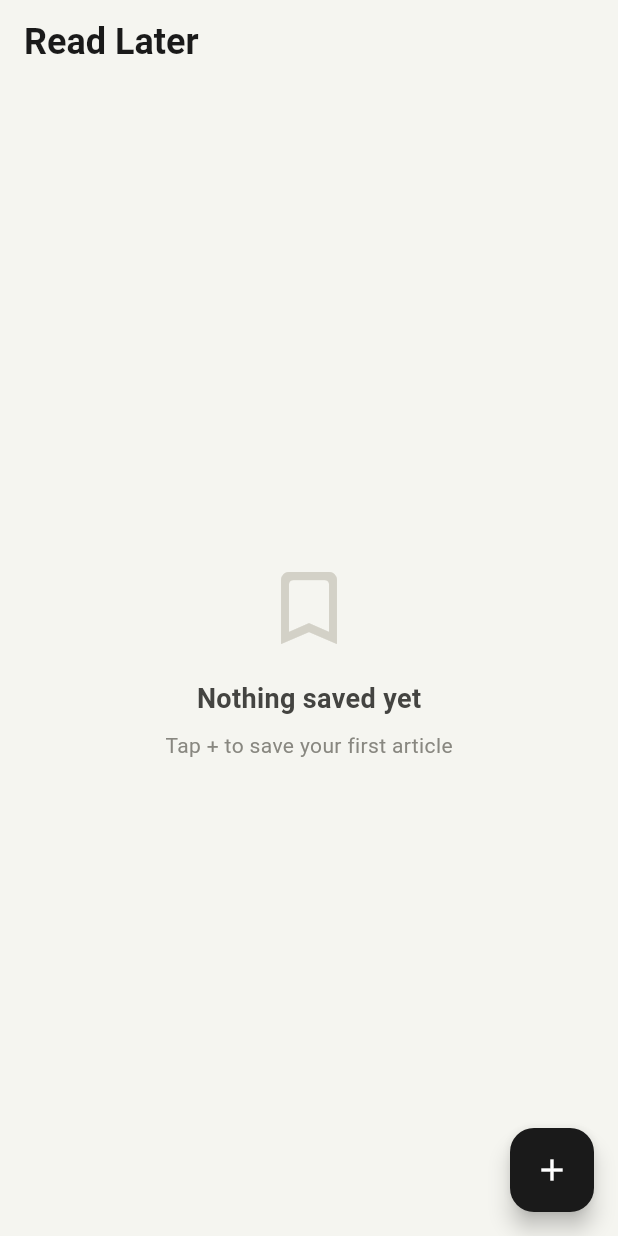
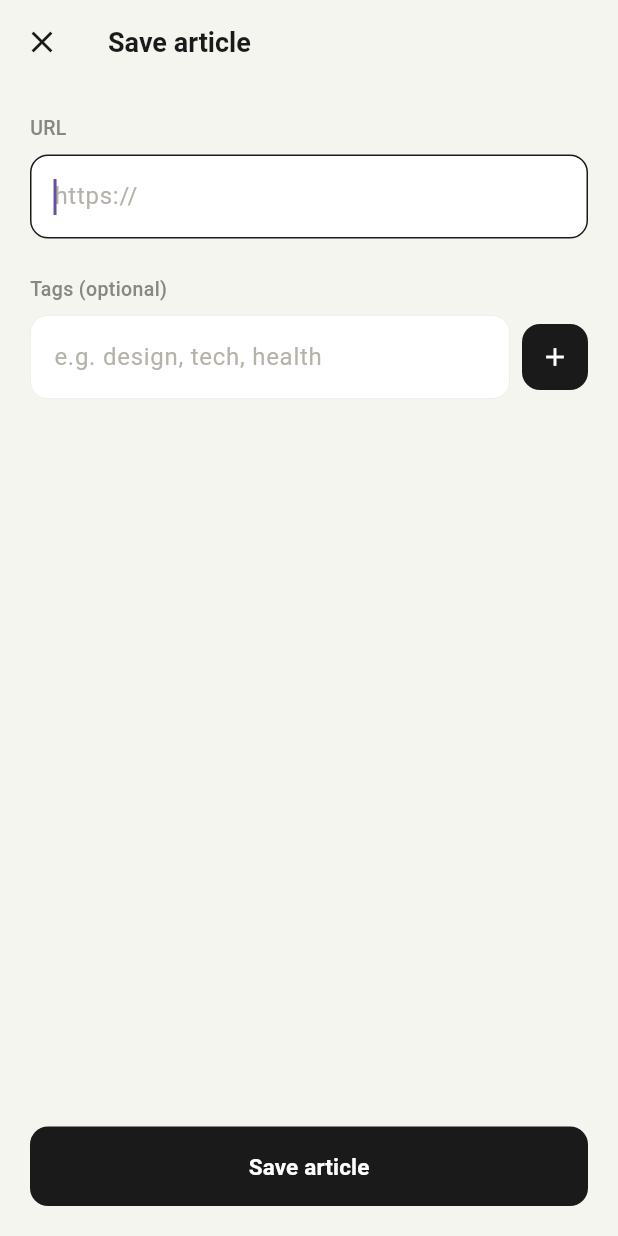
Before and after one commit to alvinle2901/articly, a Flutter app: the screen it shows after launch, after a tap on the "add" icon, on a phone screen of 412 x 824 dp. Run offline on Flutter 3.47's test engine with Material 3 defaults, Android fonts, the phone set to English and light mode, and no system bars; our stand-ins replace flutter_riverpod, hive, hive_flutter; missing offline and left inert: any_link_preview; accounts and stored records are empty.

Commit message:
Implemented add_article_screen ui

```diff
--- /dev/null
+++ b/lib/features/add_article/providers/add_article_provider.dart
@@ -0,0 +1,59 @@
+import 'package:any_link_preview/any_link_preview.dart';
+import 'package:flutter_riverpod/flutter_riverpod.dart';
+import 'package:uuid/uuid.dart';
+import '../../../data/models/article.dart';
+import '../../../data/repositories/article_repository_provider.dart';
+import '../../home/providers/articles_provider.dart';
+
+final addArticleProvider =
+    AsyncNotifierProvider<AddArticleNotifier, Article?>(
+  AddArticleNotifier.new,
+);
+
+class AddArticleNotifier extends AsyncNotifier<Article?> {
+  @override
+  Article? build() => null;
+
+  Future<void> saveFromUrl(String rawUrl, {List<String> tags = const []}) async {
+    state = const AsyncLoading();
+
+    // 1. Validate
+    final uri = Uri.tryParse(rawUrl);
+    if (uri == null || !uri.hasScheme || !uri.hasAuthority) {
+      state = AsyncError('Please enter a valid URL', StackTrace.current);
+      return;
+    }
+
+    // 2. Fetch metadata — graceful fallback
+    String title = rawUrl;
+    String? thumbnail, author, description;
+    try {
+      final meta = await AnyLinkPreview.getMetadata(link: rawUrl);
+      title       = meta?.title ?? rawUrl;
+      thumbnail   = meta?.image;
+      // author      = meta?.author;
+      description = meta?.desc;
+    } catch (_) {
+      // no metadata available — save with URL as title
+    }
+
+    // 3. Build and save article
+    final article = Article(
+      id: const Uuid().v4(),
+      url: rawUrl,
+      title: title,
+      thumbnailUrl: thumbnail,
+      author: author,
+      description: description,
+      savedAt: DateTime.now(),
+      tags: tags,
+    );
+
+    await ref.read(articleRepositoryProvider).save(article);
+
+    // 4. Refresh home list
+    ref.invalidate(articlesProvider);
+
+    state = AsyncData(article);
+  }
+}
--- /dev/null
+++ b/lib/features/add_article/screens/add_article_screen.dart
@@ -0,0 +1,265 @@
+import 'package:flutter/material.dart';
+import 'package:flutter_riverpod/flutter_riverpod.dart';
+import '../providers/add_article_provider.dart';
+
+class AddArticleScreen extends ConsumerStatefulWidget {
+  const AddArticleScreen({super.key});
+
+  @override
+  ConsumerState<AddArticleScreen> createState() => _AddArticleScreenState();
+}
+
+class _AddArticleScreenState extends ConsumerState<AddArticleScreen> {
+  final _urlController = TextEditingController();
+  final _tagController = TextEditingController();
+  final List<String> _tags = [];
+
+  @override
+  void dispose() {
+    _urlController.dispose();
+    _tagController.dispose();
+    super.dispose();
+  }
+
+  @override
+  Widget build(BuildContext context) {
+    final state = ref.watch(addArticleProvider);
+
+    // Pop back to home when save succeeds
+    ref.listen(addArticleProvider, (_, next) {
+      if (next is AsyncData && next.value != null) {
+        Navigator.pop(context);
+      }
+    });
+
+    return Scaffold(
+      backgroundColor: const Color(0xFFF5F5F0),
+      appBar: AppBar(
+        backgroundColor: const Color(0xFFF5F5F0),
+        elevation: 0,
+        title: const Text(
+          'Save article',
+          style: TextStyle(
+            fontSize: 18,
+            fontWeight: FontWeight.w600,
+            color: Color(0xFF1A1A1A),
+          ),
+        ),
+        leading: IconButton(
+          icon: const Icon(Icons.close, color: Color(0xFF1A1A1A)),
+          onPressed: () => Navigator.pop(context),
+        ),
+      ),
+      body: Padding(
+        padding: const EdgeInsets.all(20),
+        child: Column(
+          crossAxisAlignment: CrossAxisAlignment.start,
+          children: [
+            // URL field
+            const Text(
+              'URL',
+              style: TextStyle(
+                fontSize: 13,
+                fontWeight: FontWeight.w500,
+                color: Color(0xFF888780),
+              ),
+            ),
+            const SizedBox(height: 8),
+            TextField(
+              controller: _urlController,
+              autofocus: true,
+              keyboardType: TextInputType.url,
+              decoration: InputDecoration(
+                hintText: 'https://',
+                hintStyle: const TextStyle(color: Color(0xFFB4B2A9)),
+                filled: true,
+                fillColor: Colors.white,
+                border: OutlineInputBorder(
+                  borderRadius: BorderRadius.circular(12),
+                  borderSide: const BorderSide(
+                    color: Color(0xFFE8E6E0),
+                    width: 0.5,
+                  ),
+                ),
+                enabledBorder: OutlineInputBorder(
+                  borderRadius: BorderRadius.circular(12),
+                  borderSide: const BorderSide(
+                    color: Color(0xFFE8E6E0),
+                    width: 0.5,
+                  ),
+                ),
+                focusedBorder: OutlineInputBorder(
+                  borderRadius: BorderRadius.circular(12),
+                  borderSide: const BorderSide(
+                    color: Color(0xFF1A1A1A),
+                    width: 1,
+                  ),
+                ),
+                suffixIcon: state is AsyncLoading
+                    ? const Padding(
+                        padding: EdgeInsets.all(12),
+                        child: SizedBox(
+                          width: 16,
+                          height: 16,
+                          child: CircularProgressIndicator(strokeWidth: 2),
+                        ),
+                      )
+                    : null,
+              ),
+            ),
+
+            // Error message
+            if (state is AsyncError)
+              Padding(
+                padding: const EdgeInsets.only(top: 8),
+                child: Text(
+                  state.error.toString(),
+                  style: const TextStyle(
+                    fontSize: 12,
+                    color: Color(0xFFE24B4A),
+                  ),
+                ),
+              ),
+
+            const SizedBox(height: 24),
+
+            // Tags field
+            const Text(
+              'Tags (optional)',
+              style: TextStyle(
+                fontSize: 13,
+                fontWeight: FontWeight.w500,
+                color: Color(0xFF888780),
+              ),
+            ),
+            const SizedBox(height: 8),
+            Row(
+              children: [
+                Expanded(
+                  child: TextField(
+                    controller: _tagController,
+                    decoration: InputDecoration(
+                      hintText: 'e.g. design, tech, health',
+                      hintStyle: const TextStyle(color: Color(0xFFB4B2A9)),
+                      filled: true,
+                      fillColor: Colors.white,
+                      border: OutlineInputBorder(
+                        borderRadius: BorderRadius.circular(12),
+                        borderSide: const BorderSide(
+                          color: Color(0xFFE8E6E0),
+                          width: 0.5,
+                        ),
+                      ),
+                      enabledBorder: OutlineInputBorder(
+                        borderRadius: BorderRadius.circular(12),
+                        borderSide: const BorderSide(
+                          color: Color(0xFFE8E6E0),
+                          width: 0.5,
+                        ),
+                      ),
+                      focusedBorder: OutlineInputBorder(
+                        borderRadius: BorderRadius.circular(12),
+                        borderSide: const BorderSide(
+                          color: Color(0xFF1A1A1A),
+                          width: 1,
+                        ),
+                      ),
+                    ),
+                    onSubmitted: _addTag,
+                  ),
+                ),
+                const SizedBox(width: 8),
+                GestureDetector(
+                  onTap: () => _addTag(_tagController.text),
+                  child: Container(
+                    padding: const EdgeInsets.all(12),
+                    decoration: BoxDecoration(
+                      color: const Color(0xFF1A1A1A),
+                      borderRadius: BorderRadius.circular(12),
+                    ),
+                    child: const Icon(Icons.add, color: Colors.white, size: 20),
+                  ),
+                ),
+              ],
+            ),
+
+            // Tag chips
+            if (_tags.isNotEmpty) ...[
+              const SizedBox(height: 12),
+              Wrap(
+                spacing: 8,
+                runSpacing: 8,
+                children: _tags
+                    .map((tag) => Chip(
+                          label: Text(tag,
+                              style: const TextStyle(fontSize: 12)),
+                          deleteIcon: const Icon(Icons.close, size: 14),
+                          onDeleted: () => setState(() => _tags.remove(tag)),
+                          backgroundColor: const Color(0xFFF1EFE8),
+                          side: const BorderSide(
+                            color: Color(0xFFE8E6E0),
+                            width: 0.5,
+                          ),
+                          shape: RoundedRectangleBorder(
+                            borderRadius: BorderRadius.circular(8),
+                          ),
+                        ))
+                    .toList(),
+              ),
+            ],
+
+            const Spacer(),
+
+            // Save button
+            SizedBox(
+              width: double.infinity,
+              child: ElevatedButton(
+                onPressed: state is AsyncLoading ? null : _save,
+                style: ElevatedButton.styleFrom(
+                  backgroundColor: const Color(0xFF1A1A1A),
+                  foregroundColor: Colors.white,
+                  padding: const EdgeInsets.symmetric(vertical: 16),
+                  shape: RoundedRectangleBorder(
+                    borderRadius: BorderRadius.circular(12),
+                  ),
+                  elevation: 0,
+                ),
+                child: state is AsyncLoading
+                    ? const SizedBox(
+                        width: 20,
+                        height: 20,
+                        child: CircularProgressIndicator(
+                          strokeWidth: 2,
+                          color: Colors.white,
+                        ),
+                      )
+                    : const Text(
+                        'Save article',
+                        style: TextStyle(
+                          fontSize: 15,
+                          fontWeight: FontWeight.w600,
+                        ),
+                      ),
+              ),
+            ),
+          ],
+        ),
+      ),
+    );
+  }
+
+  void _addTag(String value) {
+    final tag = value.trim().toLowerCase();
+    if (tag.isNotEmpty && !_tags.contains(tag)) {
+      setState(() => _tags.add(tag));
+      _tagController.clear();
+    }
+  }
+
+  void _save() {
+    ref.read(addArticleProvider.notifier).saveFromUrl(
+          _urlController.text.trim(),
+          tags: _tags,
+        );
+  }
+}
--- a/lib/features/home/screens/home_screen.dart
+++ b/lib/features/home/screens/home_screen.dart
@@ -3,7 +3,7 @@ import 'package:flutter_riverpod/flutter_riverpod.dart';
 import '../providers/articles_provider.dart';
 import '../widgets/article_card.dart';
 import '../widgets/empty_state.dart';
-// import '../../add_article/screens/add_article_screen.dart';
+import '../../add_article/screens/add_article_screen.dart';
 
 class HomeScreen extends ConsumerWidget {
   const HomeScreen({super.key});
@@ -52,11 +52,10 @@ class HomeScreen extends ConsumerWidget {
               },
             ),
       floatingActionButton: FloatingActionButton(
-        onPressed: () {},
-        // onPressed: () => Navigator.push(
-        //   context,
-        //   MaterialPageRoute(builder: (_) => const AddArticleScreen()),
-        // ),
+        onPressed: () => Navigator.push(
+          context,
+          MaterialPageRoute(builder: (_) => const AddArticleScreen()),
+        ),
         backgroundColor: const Color(0xFF1A1A1A),
         child: const Icon(Icons.add, color: Colors.white),
       ),
```
